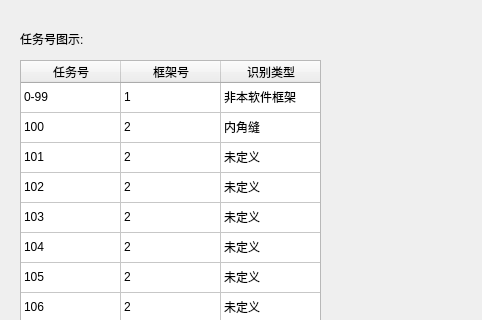
The window that showtasknumdlg.ui (qubo188612/qtmysunny) describes before a commit, drawn with Qt 5; both pictures show x 0 to 482 and y 0 to 320 of the 929 by 738 pixel window.
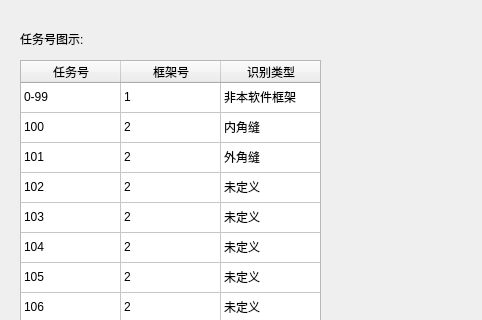
The same window after the commit.

Diff of the .ui file:
```diff
--- a/showtasknumdlg.ui
+++ b/showtasknumdlg.ui
@@ -155,7 +155,7 @@
    </item>
    <item row="2" column="2">
     <property name="text">
-     <string>未定义</string>
+     <string>外角缝</string>
     </property>
    </item>
    <item row="3" column="0">
```
